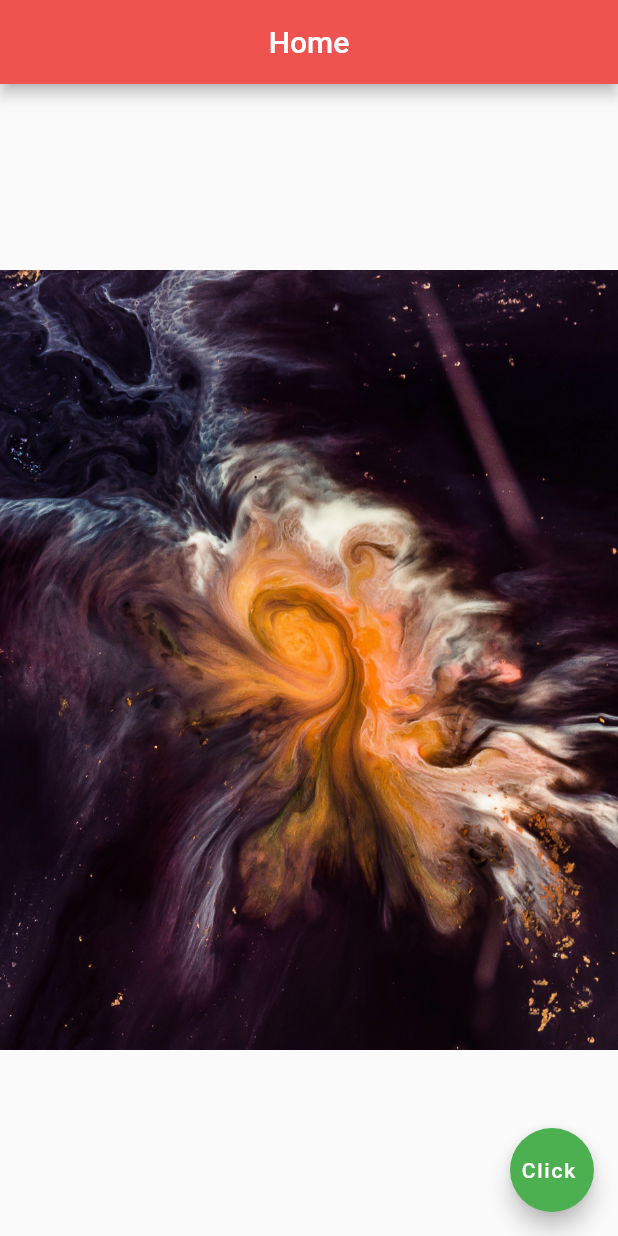
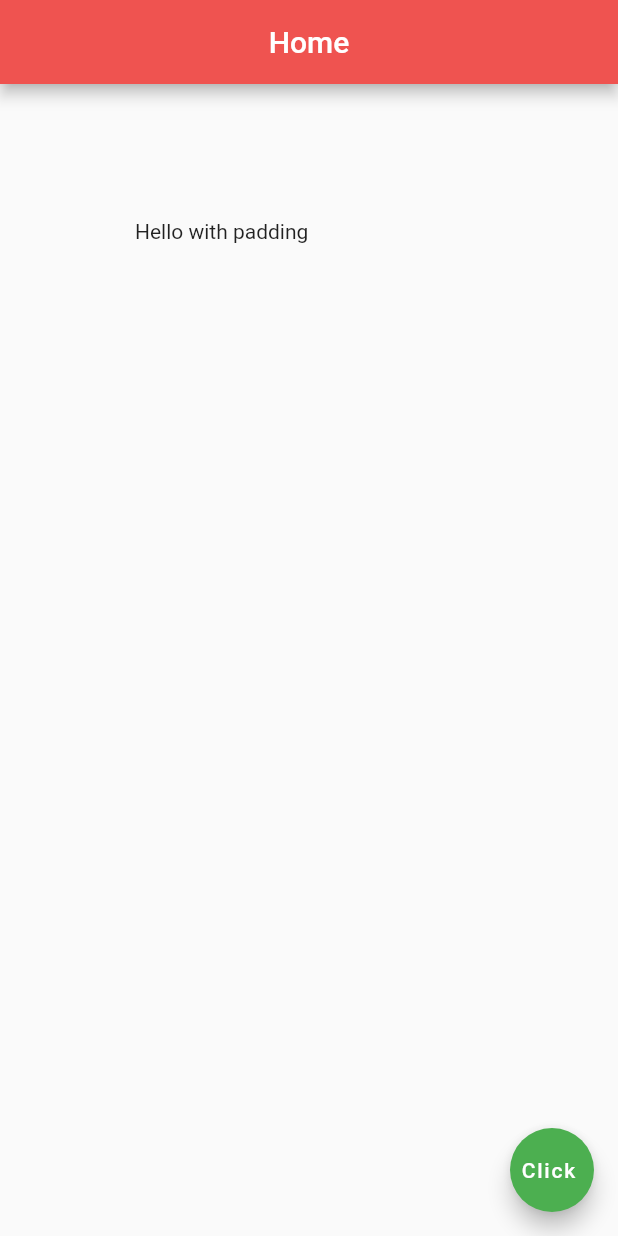
Before and after one commit to Tejas-Rote/Flutter_Basics, a Flutter app: the screen it shows after launch, on a phone screen of 412 x 824 dp. Run offline on Flutter 3.47's test engine with Material 2 defaults, Android fonts, the light colour scheme and no system bars.

Commit message:
Video-9&10 Containers and Button

```diff
--- a/firstapp/lib/main.dart
+++ b/firstapp/lib/main.dart
@@ -25,12 +25,88 @@ class Home extends StatelessWidget {
         centerTitle: true,
         backgroundColor: Colors.red[400],
       ),
-      body: Center(
-        child:Image.asset('assets/space-2.jpg')
+      body:
+      //---video-10
+      Padding(
+        padding: EdgeInsets.all(90),
+        child: Text('Hello with padding'),
+      ),
+
+      // Container(
+      //   margin: EdgeInsets.all(30.0),
+      //   padding: EdgeInsets.fromLTRB(10, 20, 30, 40),
+      //   // padding: EdgeInsets.symmetric(horizontal: 20.0, vertical: 10),
+      //   color:Colors.grey[350],
+      //   child: Text('Hello'),
+      // ),
+
+
+      // -----
+
+
+      //--- video-9
+
+      // Center(
+
+        // child:IconButton(
+        //   onPressed: (){
+        //     print('clicked');
+        //   },
+        //   icon: Icon(Icons.alternate_email),
+        //   color: Colors.amber,
+        // ),
+        //
+        //
+        // // ElevatedButton.icon(
+        // //   onPressed: (){
+        // //     print('pressed');
+        // //   },
+        // //   icon: Icon(
+        // //     Icons.mail
+        // //   ),
+        // //   label: Text('Mail me'),
+        // //   style: ElevatedButton.styleFrom(
+        // //     primary: Colors.amber,
+        // //     onPrimary: Colors.black,
+        // //   ),
+        // //     // color:Colors.limeAccent,
+        // // ),
+        //
+        // // TextButton(
+        // //   onPressed: (){
+        // //     print('You pressed');
+        // //   },
+        // //   child: Text('Press Me'),
+        // //   // color: Colors.limeAccent,
+        // // ),
+        //
+        // // ElevatedButton(
+        // //   onPressed:() {} ,
+        // //   child: Text('Press Me'),
+        // //   // color: Colors.limeAccent,
+        // // ),
+        // //
+        // // Icon(
+        // //   Icons.airport_shuttle,
+        // //   color: Colors.blue,
+        // //   size: 60.0,
+        // // ),
+
+        // ----
+
+
+
+
+
+        // -- video-8
+        // child:Image.asset('assets/space-2.jpg')
         // Image(
         //   image:AssetImage('assets/space-1.jpg'),
           // image:NetworkImage('https://images.unsplash.com/photo-1637266047032-31ac3fd14ce2?ixlib=rb-1.2.1&ixid=MnwxMjA3fDB8MHx0b3BpYy1mZWVkfDQwfGlVSXNuVnRqQjBZfHxlbnwwfHx8fA%3D%3D&auto=format&fit=crop&w=500&q=60'),
         // ),
+        // --
+
+
         // wrap using center widget to centre anything
         // child: Text('Hello',
         //     style: TextStyle(
@@ -41,8 +117,13 @@ class Home extends StatelessWidget {
         //       fontFamily: 'Inconsolata',
         //     )),
 
-        // use child proprty while nesting
-      ),
+        // use child property while nesting
+      // ),
+
+
+
+
+
       floatingActionButton: FloatingActionButton(
         onPressed: () {},
         child: Text('Click '),
```
